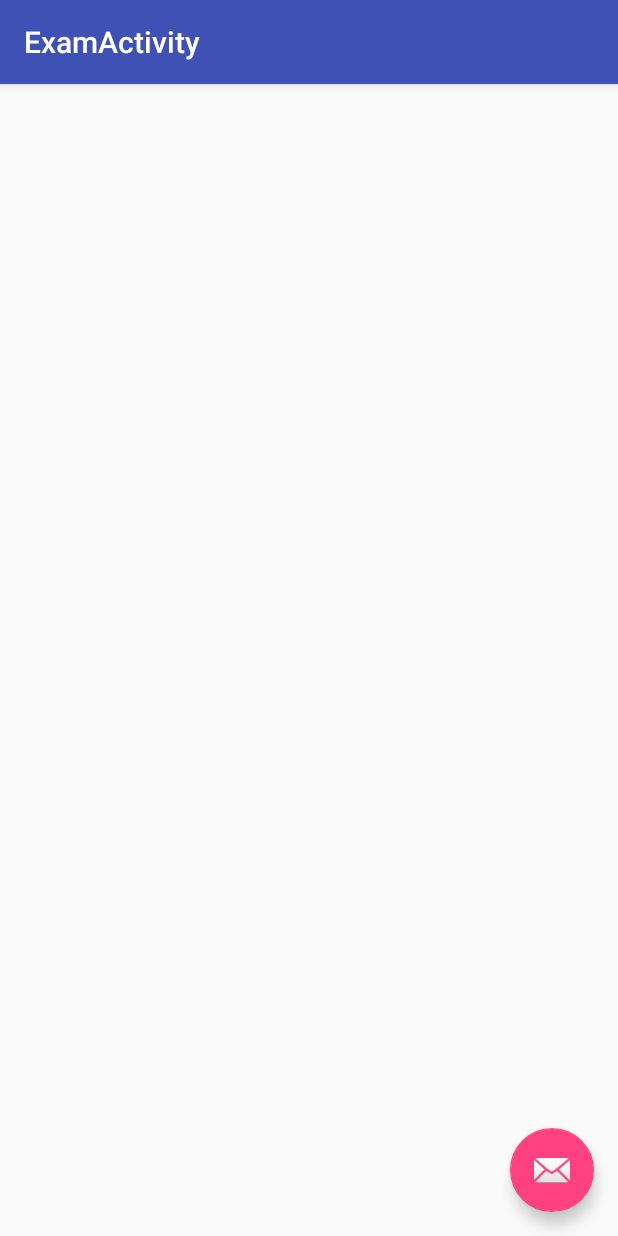
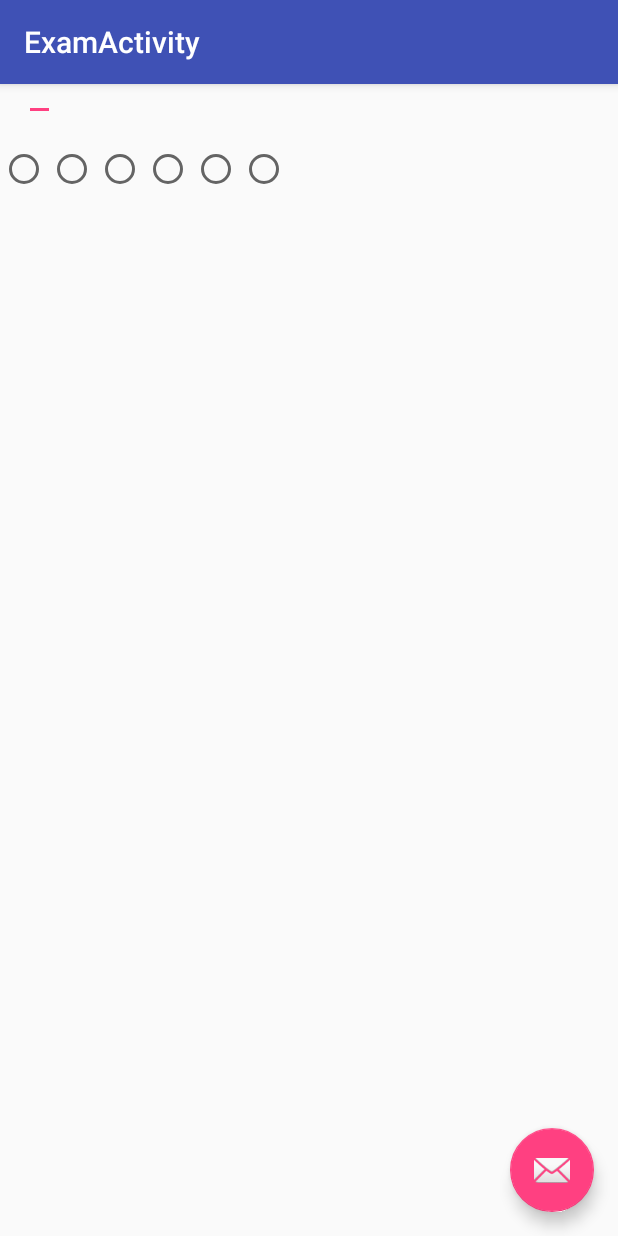
Before and after one commit to dkhagen/ExamRecord, an Android app: the ExamActivityFragment screen opened directly, with no data from a screen before it, on a phone screen of 412 x 824 dp. Run offline under Robolectric (Android 15) with nearby library versions, the phone set to English and light mode, and no system bars.

Commit message:
Lots of shit

```diff
--- a/app/src/main/java/caduceuslabs/examrecord/ExamActivityFragment.java
+++ b/app/src/main/java/caduceuslabs/examrecord/ExamActivityFragment.java
@@ -17,6 +17,6 @@ public class ExamActivityFragment extends Fragment {
     @Override
     public View onCreateView(LayoutInflater inflater, ViewGroup container,
                              Bundle savedInstanceState) {
-        return inflater.inflate(R.layout.fragment_exam, container, false);
+        return inflater.inflate(R.layout.fragment_exam_basic_info, container, false);
     }
 }
--- a/app/src/main/res/layout/content_exam.xml
+++ b/app/src/main/res/layout/content_exam.xml
@@ -1,9 +1,58 @@
-<fragment xmlns:android="http://schemas.android.com/apk/res/android"
-    xmlns:app="http://schemas.android.com/apk/res-auto"
-    xmlns:tools="http://schemas.android.com/tools"
-    android:id="@+id/fragment"
-    android:name="caduceuslabs.examrecord.ExamActivityFragment"
+<LinearLayout
+    android:layout_height="match_parent"
     android:layout_width="match_parent"
-    android:layout_height="match_parent"
-    app:layout_behavior="@string/appbar_scrolling_view_behavior"
-    tools:layout="@layout/fragment_exam" />
+    xmlns:android="http://schemas.android.com/apk/res/android"
+    android:orientation="vertical">
+    <fragment xmlns:android="http://schemas.android.com/apk/res/android"
+        xmlns:app="http://schemas.android.com/apk/res-auto"
+        xmlns:tools="http://schemas.android.com/tools"
+        android:id="@+id/fragment1"
+        android:name="caduceuslabs.examrecord.ExamActivityFragment"
+        android:layout_width="match_parent"
+        android:layout_height="wrap_content"
+        app:layout_behavior="@string/appbar_scrolling_view_behavior"
+        tools:layout="@layout/fragment_exam_basic_info" />
+
+    <RadioGroup
+        android:layout_width="match_parent"
+        android:layout_height="wrap_content"
+        android:orientation="horizontal"
+        android:id="@+id/navigation_radio_group">
+
+        <RadioButton
+            android:layout_width="wrap_content"
+            android:layout_height="wrap_content"
+            android:text=""
+            android:id="@+id/radioButton" />
+
+        <RadioButton
+            android:layout_width="wrap_content"
+            android:layout_height="wrap_content"
+            android:text=""
+            android:id="@+id/radioButton2" />
+
+        <RadioButton
+            android:layout_width="wrap_content"
+            android:layout_height="wrap_content"
+            android:text=""
+            android:id="@+id/radioButton3" />
+
+        <RadioButton
+            android:layout_width="wrap_content"
+            android:layout_height="wrap_content"
+            android:text=""
+            android:id="@+id/radioButton4" />
+
+        <RadioButton
+            android:layout_width="wrap_content"
+            android:layout_height="wrap_content"
+            android:text=""
+            android:id="@+id/radioButton5" />
+
+        <RadioButton
+            android:layout_width="wrap_content"
+            android:layout_height="wrap_content"
+            android:text=""
+            android:id="@+id/radioButton6" />
+    </RadioGroup>
+</LinearLayout>
--- a/app/src/main/res/layout/fragment_exam.xml
+++ /dev/null
@@ -1,13 +0,0 @@
-<RelativeLayout xmlns:android="http://schemas.android.com/apk/res/android"
-    xmlns:tools="http://schemas.android.com/tools"
-    android:layout_width="match_parent"
-    android:layout_height="match_parent"
-    android:paddingBottom="@dimen/activity_vertical_margin"
-    android:paddingLeft="@dimen/activity_horizontal_margin"
-    android:paddingRight="@dimen/activity_horizontal_margin"
-    android:paddingTop="@dimen/activity_vertical_margin"
-    tools:context="caduceuslabs.examrecord.ExamActivityFragment"
-    tools:showIn="@layout/activity_exam">
-
-
-</RelativeLayout>
--- /dev/null
+++ b/app/src/main/res/layout/fragment_exam_basic_info.xml
@@ -0,0 +1,23 @@
+<LinearLayout xmlns:android="http://schemas.android.com/apk/res/android"
+    xmlns:tools="http://schemas.android.com/tools"
+    android:layout_width="match_parent"
+    android:layout_height="match_parent"
+    android:paddingBottom="@dimen/activity_vertical_margin"
+    android:paddingLeft="@dimen/activity_horizontal_margin"
+    android:paddingRight="@dimen/activity_horizontal_margin"
+    android:paddingTop="@dimen/activity_vertical_margin"
+    tools:context="caduceuslabs.examrecord.ExamActivityFragment"
+    android:orientation="vertical">
+
+
+    <TextView
+        android:layout_width="wrap_content"
+        android:layout_height="wrap_content"
+        android:id="@+id/basic_info"
+        android:text="Basic Info"/>
+
+    <EditText
+        android:layout_width="wrap_content"
+        android:layout_height="wrap_content"
+        android:id="@+id/editText2" />
+</LinearLayout>
```
Also changed, not shown: app/src/main/java/caduceuslabs/examrecord/PatientView.java (+20 -0 lines), app/src/main/res/layout/content_patient_view.xml (+31 -10 lines), app/src/main/res/layout/fragment_exam_history.xml (added, +119 -0 lines), app/src/main/res/drawable/note.png (added), app/src/main/res/drawable/patient.png (added), app/src/main/res/drawable/technology.png (added), app/src/main/res/drawable/zalucki.png (added).
